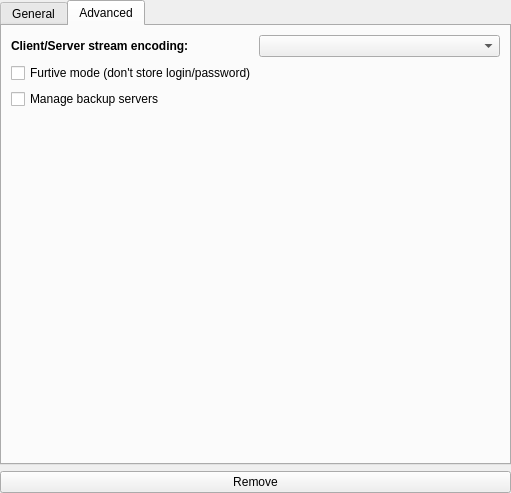
Qt form ceb/ui/session_config_widget.ui (kervala/cebmtpchat) before a commit.
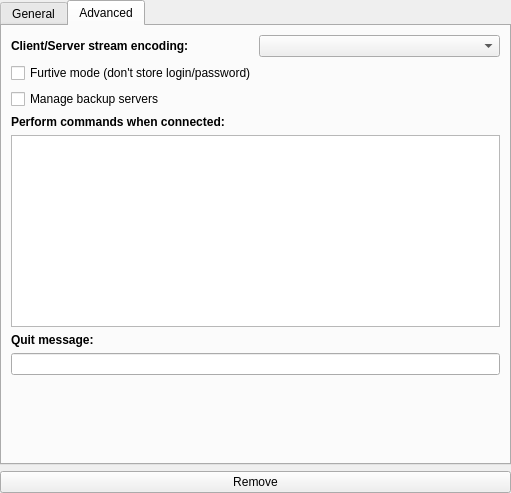
The same form after that commit. The open tabs and pages were chosen to show the change.

Commit message: perform commands when connected quit message

The edit to the form file:
```diff
--- a/ceb/ui/session_config_widget.ui
+++ b/ceb/ui/session_config_widget.ui
@@ -22,14 +22,6 @@
       <number>0</number>
      </property>
      <widget class="QWidget" name="tabGeneral" >
-      <property name="geometry" >
-       <rect>
-        <x>0</x>
-        <y>0</y>
-        <width>503</width>
-        <height>429</height>
-       </rect>
-      </property>
       <attribute name="title" >
        <string>General</string>
       </attribute>
@@ -159,6 +151,9 @@
        </item>
        <item row="6" column="0" >
         <widget class="QLineEdit" name="lineEditPassword" >
+         <property name="maxLength" >
+          <number>20</number>
+         </property>
          <property name="echoMode" >
           <enum>QLineEdit::Password</enum>
          </property>
@@ -166,6 +161,9 @@
        </item>
        <item row="6" column="1" colspan="2" >
         <widget class="QLineEdit" name="lineEditConfirmPassword" >
+         <property name="maxLength" >
+          <number>20</number>
+         </property>
          <property name="echoMode" >
           <enum>QLineEdit::Password</enum>
          </property>
@@ -194,7 +192,7 @@
          </property>
         </widget>
        </item>
-       <item row="10" column="0" colspan="3" >
+       <item row="11" column="0" colspan="3" >
         <spacer>
          <property name="orientation" >
           <enum>Qt::Vertical</enum>
@@ -207,22 +205,25 @@
          </property>
         </spacer>
        </item>
+       <item row="10" column="0" >
+        <widget class="QCheckBox" name="checkBoxBroadcast" >
+         <property name="text" >
+          <string>Enable broadcast by default</string>
+         </property>
+        </widget>
+       </item>
       </layout>
      </widget>
      <widget class="QWidget" name="tabAdvanced" >
-      <property name="geometry" >
-       <rect>
-        <x>0</x>
-        <y>0</y>
-        <width>503</width>
-        <height>429</height>
-       </rect>
-      </property>
       <attribute name="title" >
        <string>Advanced</string>
       </attribute>
-      <layout class="QGridLayout" name="gridLayout" >
-       <item row="0" column="0" >
+      <layout class="QVBoxLayout" name="verticalLayout_2" >
+       <item>
+        <layout class="QVBoxLayout" name="verticalLayout" >
+         <item>
+          <layout class="QHBoxLayout" name="horizontalLayout" >
+           <item>
         <widget class="QLabel" name="labelEncoding" >
          <property name="font" >
           <font>
@@ -235,24 +236,67 @@
          </property>
         </widget>
        </item>
-       <item row="0" column="1" >
+           <item>
         <widget class="QComboBox" name="comboBoxEncoding" />
        </item>
-       <item row="1" column="0" colspan="2" >
+          </layout>
+         </item>
+         <item>
         <widget class="QCheckBox" name="checkBoxFurtiveMode" >
          <property name="text" >
           <string>Furtive mode (don't store login/password)</string>
          </property>
         </widget>
        </item>
-       <item row="2" column="0" colspan="2" >
+         <item>
         <widget class="QCheckBox" name="checkBoxBackupServers" >
          <property name="text" >
           <string>Manage backup servers</string>
          </property>
         </widget>
        </item>
-       <item row="3" column="0" colspan="2" >
+         <item>
+          <widget class="QLabel" name="labelPerform" >
+           <property name="font" >
+            <font>
+             <weight>75</weight>
+             <bold>true</bold>
+            </font>
+           </property>
+           <property name="text" >
+            <string>Perform commands when connected:</string>
+           </property>
+          </widget>
+         </item>
+         <item>
+          <widget class="QPlainTextEdit" name="plainTextEditPerform" >
+           <property name="tabChangesFocus" >
+            <bool>true</bool>
+           </property>
+           <property name="lineWrapMode" >
+            <enum>QPlainTextEdit::NoWrap</enum>
+           </property>
+          </widget>
+         </item>
+         <item>
+          <widget class="QLabel" name="labelQuitMessage" >
+           <property name="font" >
+            <font>
+             <weight>75</weight>
+             <bold>true</bold>
+            </font>
+           </property>
+           <property name="text" >
+            <string>Quit message:</string>
+           </property>
+          </widget>
+         </item>
+         <item>
+          <widget class="QLineEdit" name="lineEditQuitMessage" />
+         </item>
+        </layout>
+       </item>
+       <item>
         <spacer name="verticalSpacer" >
          <property name="orientation" >
           <enum>Qt::Vertical</enum>
@@ -260,7 +304,7 @@
          <property name="sizeHint" stdset="0" >
           <size>
            <width>20</width>
-           <height>178</height>
+           <height>40</height>
           </size>
          </property>
         </spacer>
```
Left out of the diff: 2 changed lines with no effect on the pictures. Lines whose indentation alone changed are shown as unchanged. The commit also changes 10 other files.
